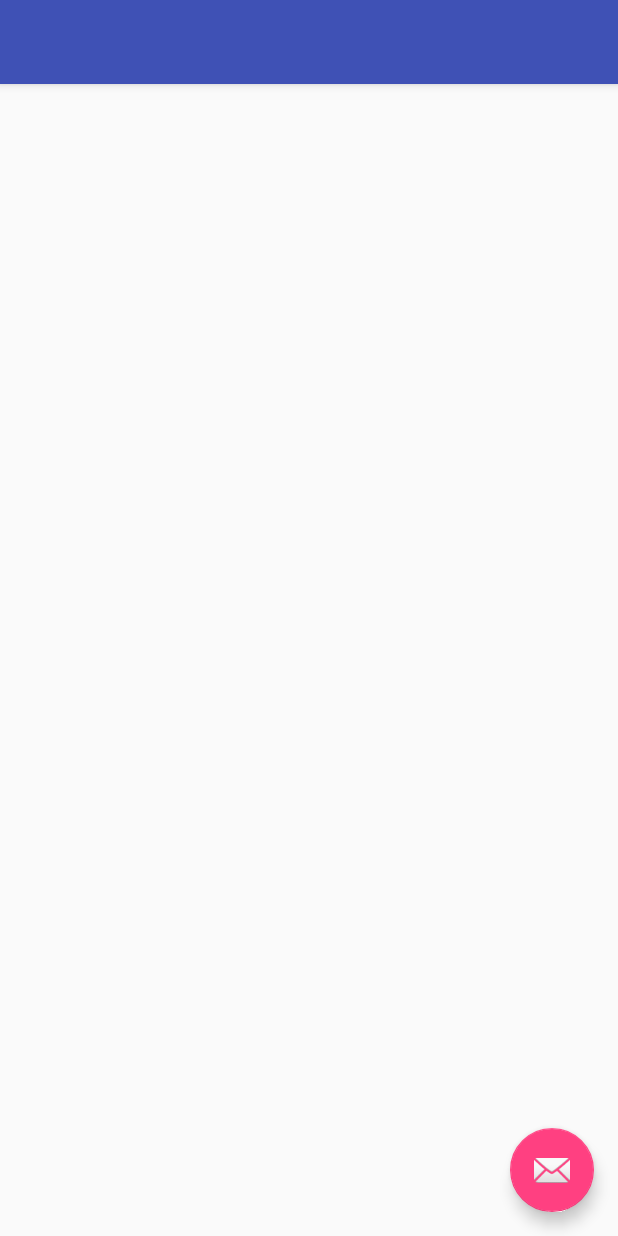
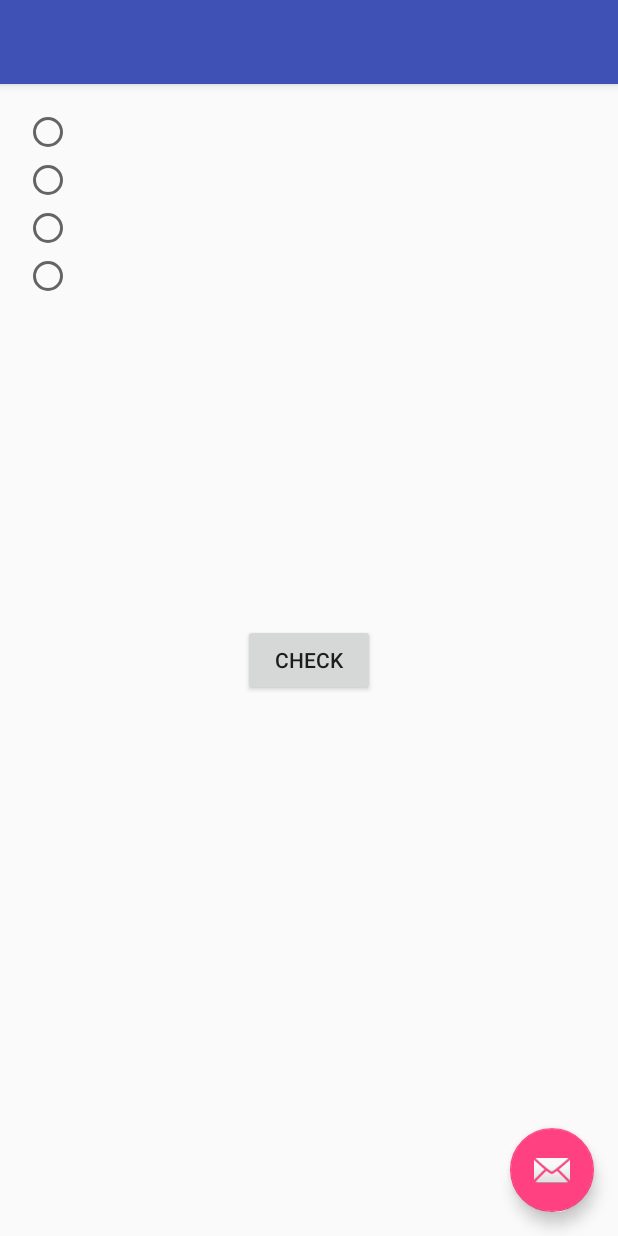
Before and after one commit to ilan1/MathStar, an Android app: the StoryGame screen opened directly, with no data from a screen before it, on a phone screen of 412 x 824 dp. Run offline under Robolectric (Android 15) with nearby library versions, the phone set to English and light mode, and no system bars; 12 statements that could not run were skipped.

Commit message:
Story Mode findviewbyid still null pointing

```diff
--- a/app/src/main/java/home/test2/StoryGame.java
+++ b/app/src/main/java/home/test2/StoryGame.java
@@ -41,8 +41,11 @@ public class StoryGame extends AppCompatActivity {
     int j = 0;
 
     int currentQuestion;
-     RadioGroup group = (RadioGroup) findViewById(R.id.radioGroup1);
-    RadioButton button;
+    RadioGroup group = (RadioGroup) findViewById(R.id.radioGroup1);
+    RadioButton button1 = (RadioButton) findViewById(R.id.button1);
+    RadioButton button2 = (RadioButton) findViewById(R.id.button2);
+    RadioButton button3 = (RadioButton) findViewById(R.id.button3);
+    RadioButton button4 = (RadioButton) findViewById(R.id.button4);
     Random r = new Random();
 
 
@@ -94,6 +97,12 @@ public class StoryGame extends AppCompatActivity {
                         questionView.setText("Sorry you have died.");
                         submitButton.setText("FINISH");
                     }
+                    else if (j == 10)
+                    {
+                        questionView.setText("You win");
+                        submitButton.setText("FINISH");
+                    }
+
                 else{
 
 
@@ -102,7 +111,8 @@ public class StoryGame extends AppCompatActivity {
                                 "Question: " + data.get(storynums[j]).getProblem());
 
                 //a.setText(""+(data.get(storynums[1]).getAnswer()) * 2));
-                for (int i = 0; i < 4; i++) {
+                /*
+                        for (int i = 0; i < 4; i++) {
 
                     int mid = r.nextInt(34);
                     button = new RadioButton(this);
@@ -116,7 +126,26 @@ public class StoryGame extends AppCompatActivity {
 
                 group.removeViewAt(right);
                 group.addView(button, right);
+                 */
 
+                        int mid = r.nextInt(34);
+                        button1.setText(data.get(mid).getAnswer());
+                        mid = r.nextInt(34);
+                        button2.setText(data.get(mid).getAnswer());
+                        mid = r.nextInt(34);
+                        button3.setText(data.get(mid).getAnswer());
+                        mid = r.nextInt(34);
+                        button4.setText(data.get(mid).getAnswer());
+
+                        right = r.nextInt(3);
+                        if(right == 3)
+                        {button4.setText(data.get(storynums[j]).getAnswer());}
+                        else if(right == 2)
+                        {button3.setText(data.get(storynums[j]).getAnswer());}
+                        else if(right == 1)
+                        {button2.setText(data.get(storynums[j]).getAnswer());}
+                        else
+                        {button1.setText(data.get(storynums[j]).getAnswer());}
 
                 submitButton.setOnClickListener(new View.OnClickListener()
                 {
@@ -144,11 +173,27 @@ public class StoryGame extends AppCompatActivity {
     }
     public void check(){
 
-        if (group.getCheckedRadioButtonId() == right)
+        if (button4.isChecked() &&  right == 3)
         {
             j++;
             showNextQuestion(j);
         }
+        else if (button3.isChecked() &&  right == 2)
+        {
+            j++;
+            showNextQuestion(j);
+        }
+        else if (button2.isChecked() &&  right == 1)
+        {
+            j++;
+            showNextQuestion(j);
+        }
+        else if (button1.isChecked() &&  right == 0)
+        {
+            j++;
+            showNextQuestion(j);
+        }
+
         else{
             HP = HP - 10;
             j++;
--- a/app/src/main/res/layout/content_story_game.xml
+++ b/app/src/main/res/layout/content_story_game.xml
@@ -12,4 +12,60 @@
     tools:context="home.test2.StoryGame"
     tools:showIn="@layout/activity_story_game">
 
+    <RadioGroup xmlns:android="http://schemas.android.com/apk/res/android"
+        android:layout_width="wrap_content"
+        android:layout_height="wrap_content"
+        android:orientation="vertical"
+        android:id="@+id/radioGroup1">
+
+
+        <RadioButton
+            android:layout_width="wrap_content"
+            android:layout_height="wrap_content"
+            android:text=""
+            android:id="@+id/button1"
+
+            />
+
+
+
+        <RadioButton
+            android:layout_width="wrap_content"
+            android:layout_height="wrap_content"
+            android:text=""
+            android:id="@+id/button2"
+            android:layout_below="@+id/button1"
+            android:layout_alignStart="@+id/button1"
+
+            />
+
+        <RadioButton
+            android:layout_width="wrap_content"
+            android:layout_height="wrap_content"
+            android:text=""
+            android:id="@+id/button3"
+            android:layout_below="@+id/button2"
+            android:layout_alignStart="@+id/button2"
+
+            />
+
+        <RadioButton
+            android:layout_width="wrap_content"
+            android:layout_height="wrap_content"
+            android:text=""
+            android:id="@+id/button4"
+            android:layout_below="@+id/button3"
+            android:layout_alignStart="@+id/button3"
+
+            />
+    </RadioGroup>
+
+    <Button
+        android:layout_width="wrap_content"
+        android:layout_height="wrap_content"
+        android:text="Check"
+        android:id="@+id/submitButton"
+        android:layout_centerVertical="true"
+        android:layout_centerHorizontal="true" />
+
 </RelativeLayout>
```
